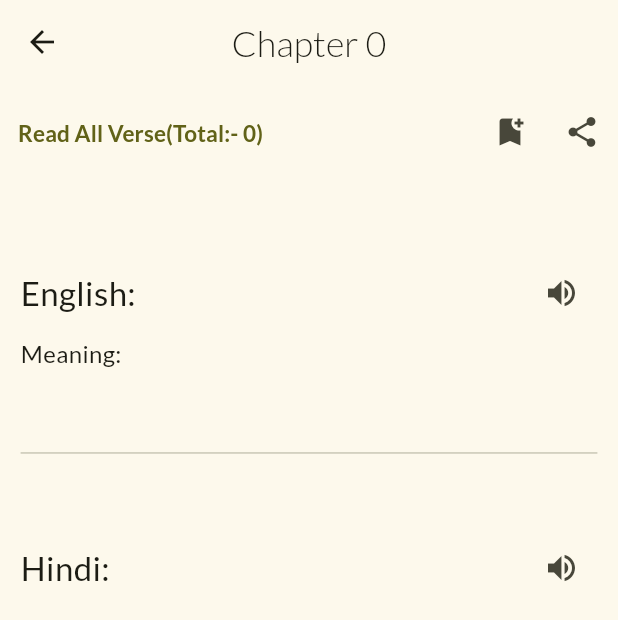
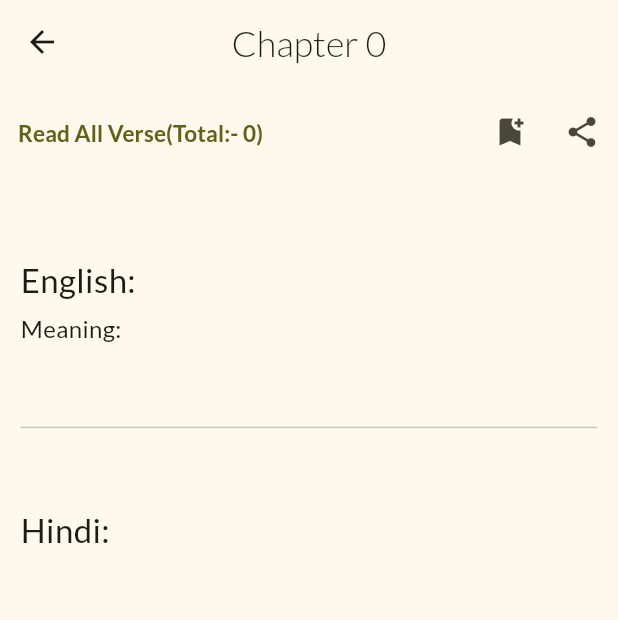
Before and after one commit to dineshkumar-770/bhagwat_gita-app, a Flutter app: the ChaptersDetailsScreen screen opened directly with empty values, on a phone screen of 412 x 824 dp. Shown: the top 620 px of the screen. Run offline on Flutter 3.47's test engine with Material 2 defaults, Android fonts, the phone set to English and light mode, and no system bars; drawn by our look-alikes of dynamic_color; our stand-ins replace equatable, flutter_riverpod, flutter_screenutil, flutter_tts, fluttertoast, google_fonts; network calls fail.

Commit message:
removed TTS

```diff
--- a/lib/features/chapter_details/screen/chapter_details_screen.dart
+++ b/lib/features/chapter_details/screen/chapter_details_screen.dart
@@ -141,23 +141,23 @@ class _ChaptersDetailsScreenState extends ConsumerState<ChaptersDetailsScreen> {
                       fontWeight: FontWeight.w500,
                     ),
                   ),
-                  IconButton(
-                      onPressed: () {
-                        if (state.speakingHindi) {
-                        } else if (state.speakingEnglish) {
-                          ref.read(textToSpeechProvider.notifier).stop();
-                        } else {
-                          ref
-                              .read(textToSpeechProvider.notifier)
-                              .speakEnglish(text: widget.englishPara);
-                        }
-                      },
-                      icon: state.speakingEnglish
-                          ? const Icon(
-                              Icons.stop,
-                              color: Colors.red,
-                            )
-                          : const Icon(Icons.volume_up)),
+                  // IconButton(
+                  //     onPressed: () {
+                  //       if (state.speakingHindi) {
+                  //       } else if (state.speakingEnglish) {
+                  //         ref.read(textToSpeechProvider.notifier).stop();
+                  //       } else {
+                  //         ref
+                  //             .read(textToSpeechProvider.notifier)
+                  //             .speakEnglish(text: widget.englishPara);
+                  //       }
+                  //     },
+                  //     icon: state.speakingEnglish
+                  //         ? const Icon(
+                  //             Icons.stop,
+                  //             color: Colors.red,
+                  //           )
+                  //         : const Icon(Icons.volume_up)),
                 ],
               ),
               SizedBox(
@@ -226,23 +226,23 @@ class _ChaptersDetailsScreenState extends ConsumerState<ChaptersDetailsScreen> {
                       fontWeight: FontWeight.w500,
                     ),
                   ),
-                  IconButton(
-                      onPressed: () {
-                        if (state.speakingEnglish) {
-                        } else if (state.speakingHindi) {
-                          ref.read(textToSpeechProvider.notifier).stop();
-                        } else {
-                          ref.read(textToSpeechProvider.notifier).speakHindi(
-                                text: widget.hindiPara,
-                              );
-                        }
-                      },
-                      icon: state.speakingHindi
-                          ? const Icon(
-                              Icons.stop,
-                              color: Colors.red,
-                            )
-                          : const Icon(Icons.volume_up)),
+                  // IconButton(
+                  //     onPressed: () {
+                  //       if (state.speakingEnglish) {
+                  //       } else if (state.speakingHindi) {
+                  //         ref.read(textToSpeechProvider.notifier).stop();
+                  //       } else {
+                  //         ref.read(textToSpeechProvider.notifier).speakHindi(
+                  //               text: widget.hindiPara,
+                  //             );
+                  //       }
+                  //     },
+                  //     icon: state.speakingHindi
+                  //         ? const Icon(
+                  //             Icons.stop,
+                  //             color: Colors.red,
+                  //           )
+                  //         : const Icon(Icons.volume_up)),
                 ],
               ),
               SizedBox(
```
Also changed, not shown: pubspec.lock, 9 other files.
